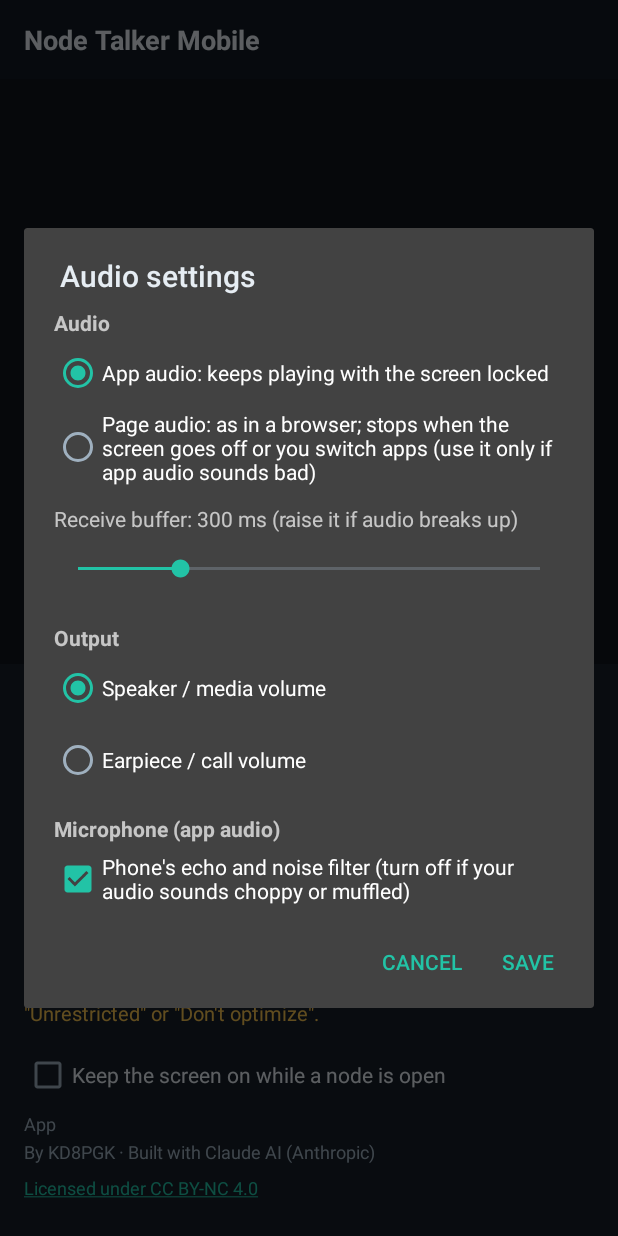
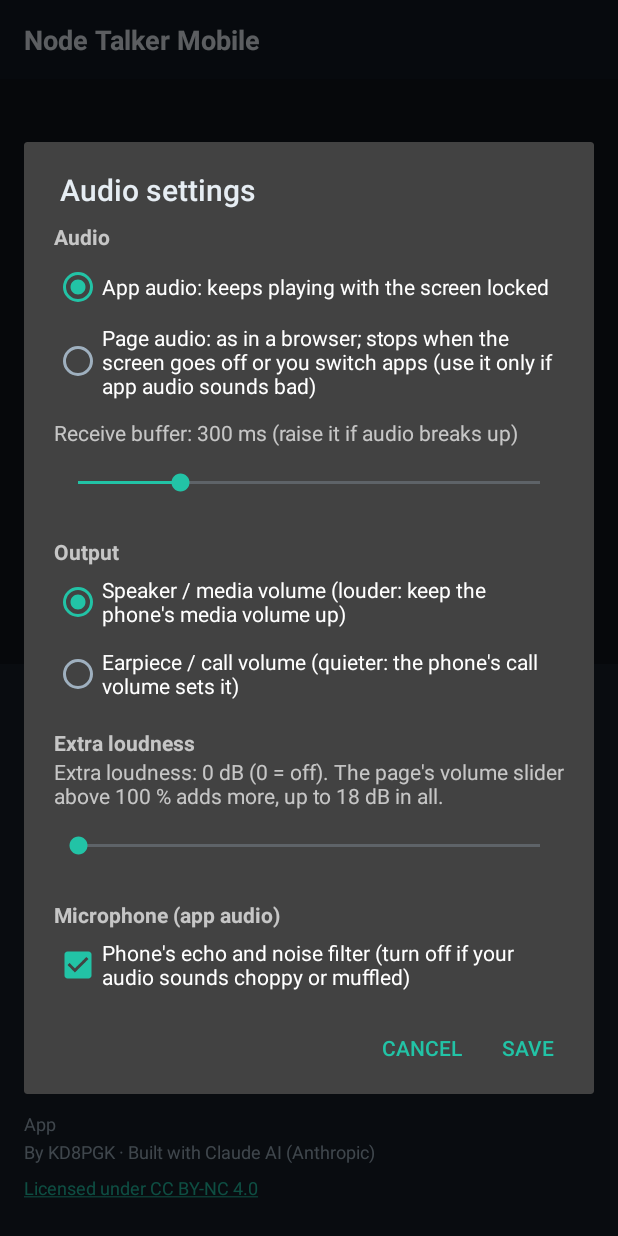
Before and after one commit to kd8pgk/ASL-DVS, an Android app: the screen it shows after launch (NodesActivity), after a tap on "AUDIO SETTINGS", on a phone screen of 412 x 824 dp. Run offline under Robolectric (Android 15) with nearby library versions, the phone set to English and light mode, and no system bars.

Commit message:
Node Talker Mobile 0.5.0: louder listening on the phone
- Output hints: speaker is marked louder, earpiece quieter.
- The page's volume slider works above 100 % in the app. Above 100 %
  adds up to +6 dB through LoudnessEnhancer (200 % = +6 dB).
- New "Extra loudness" setting, 0-12 dB, off by default, applied with
  LoudnessEnhancer on the playback session in both output modes. The
  slider and the setting add together, capped at 18 dB.

Co-Authored-By: Claude <noreply@anthropic.com>
Claude-Session: https://claude.ai/code/session_01TvyggTZDaKy32p8nGaCpC3

```diff
--- a/android/app/build.gradle.kts
+++ b/android/app/build.gradle.kts
@@ -5,7 +5,7 @@ plugins {
     id("org.jetbrains.kotlin.android")
 }
 
-val appVersion = "0.4.0"
+val appVersion = "0.5.0"
 
 android {
     namespace = "io.github.kd8pgk.nodetalker"
--- a/android/app/src/main/java/io/github/kd8pgk/nodetalker/Node.kt
+++ b/android/app/src/main/java/io/github/kd8pgk/nodetalker/Node.kt
@@ -66,7 +66,7 @@ data class Node(
     }
 }
 
-data class AudioSettings(val mode: String, val bufferMs: Int, val earpiece: Boolean, val voiceMic: Boolean = true) {
+data class AudioSettings(val mode: String, val bufferMs: Int, val earpiece: Boolean, val voiceMic: Boolean = true, val boostDb: Int = 0) {
     val app: Boolean
         get() = mode == APP
 
@@ -76,6 +76,7 @@ data class AudioSettings(val mode: String, val bufferMs: Int, val earpiece: Bool
         const val DEFAULT_BUFFER = 300
         const val MIN_BUFFER = 100
         const val MAX_BUFFER = 1000
+        const val MAX_BOOST_DB = 12
     }
 }
 
@@ -87,6 +88,7 @@ object NodeStore {
     private const val KEY_BUFFER = "rx_buffer_ms"
     private const val KEY_EARPIECE = "earpiece"
     private const val KEY_VOICE_MIC = "voice_mic"
+    private const val KEY_BOOST = "boost_db"
 
     private fun prefs(c: Context) = c.getSharedPreferences(PREFS, Context.MODE_PRIVATE)
 
@@ -125,12 +127,13 @@ object NodeStore {
             it.getInt(KEY_BUFFER, AudioSettings.DEFAULT_BUFFER).coerceIn(AudioSettings.MIN_BUFFER, AudioSettings.MAX_BUFFER),
             it.getBoolean(KEY_EARPIECE, false),
             it.getBoolean(KEY_VOICE_MIC, true),
+            it.getInt(KEY_BOOST, 0).coerceIn(0, AudioSettings.MAX_BOOST_DB),
         )
     }
 
     fun setAudio(c: Context, a: AudioSettings) = prefs(c).edit()
         .putString(KEY_MODE, a.mode).putInt(KEY_BUFFER, a.bufferMs).putBoolean(KEY_EARPIECE, a.earpiece)
-        .putBoolean(KEY_VOICE_MIC, a.voiceMic).apply()
+        .putBoolean(KEY_VOICE_MIC, a.voiceMic).putInt(KEY_BOOST, a.boostDb).apply()
 
     fun setKeepScreenOn(c: Context, on: Boolean) = prefs(c).edit().putBoolean(KEY_KEEP_ON, on).apply()
 }
--- a/android/app/src/main/java/io/github/kd8pgk/nodetalker/NodesActivity.kt
+++ b/android/app/src/main/java/io/github/kd8pgk/nodetalker/NodesActivity.kt
@@ -181,6 +181,19 @@ class NodesActivity : Activity() {
         val speaker = v.findViewById<RadioButton>(R.id.out_speaker)
         val ear = v.findViewById<RadioButton>(R.id.out_earpiece)
         val voice = v.findViewById<CheckBox>(R.id.voice_mic)
+        val boost = v.findViewById<SeekBar>(R.id.boost)
+        val boostText = v.findViewById<TextView>(R.id.boost_text)
+        boost.max = AudioSettings.MAX_BOOST_DB
+        boost.progress = a.boostDb
+        boostText.text = getString(R.string.boost_text, boost.progress)
+        boost.setOnSeekBarChangeListener(object : SeekBar.OnSeekBarChangeListener {
+            override fun onProgressChanged(sb: SeekBar, p: Int, user: Boolean) {
+                boostText.text = getString(R.string.boost_text, p)
+            }
+
+            override fun onStartTrackingTouch(sb: SeekBar) = Unit
+            override fun onStopTrackingTouch(sb: SeekBar) = Unit
+        })
         voice.isChecked = a.voiceMic
         app.isChecked = a.app
         page.isChecked = !a.app
@@ -203,7 +216,7 @@ class NodesActivity : Activity() {
             .setTitle(R.string.audio_settings)
             .setView(v)
             .setPositiveButton(R.string.save) { _, _ ->
-                val b = AudioSettings(if (app.isChecked) AudioSettings.APP else AudioSettings.PAGE, ms(), ear.isChecked, voice.isChecked)
+                val b = AudioSettings(if (app.isChecked) AudioSettings.APP else AudioSettings.PAGE, ms(), ear.isChecked, voice.isChecked, boost.progress)
                 NodeStore.setAudio(this, b)
                 if (!b.app) Listen.stop(this)
                 else Listen.nodeId?.let { id -> NodeStore.get(this, id)?.let { Listen.start(this, it) } }
--- a/android/app/src/main/java/io/github/kd8pgk/nodetalker/TalkerActivity.kt
+++ b/android/app/src/main/java/io/github/kd8pgk/nodetalker/TalkerActivity.kt
@@ -171,7 +171,7 @@ class TalkerActivity : Activity() {
 
         @JavascriptInterface
         fun setVolume(v: Double) {
-            Listen.volume = v.toFloat().coerceIn(0f, 1f)
+            Listen.volume = v.toFloat().coerceIn(0f, 2f)
         }
     }
 
--- a/android/app/src/main/res/layout/dialog_audio.xml
+++ b/android/app/src/main/res/layout/dialog_audio.xml
@@ -77,6 +77,24 @@
             android:layout_width="match_parent"
             android:layout_height="wrap_content"
             android:layout_marginTop="12dp"
+            android:text="@string/boost"
+            android:textStyle="bold" />
+
+        <TextView
+            android:id="@+id/boost_text"
+            android:layout_width="match_parent"
+            android:layout_height="wrap_content" />
+
+        <SeekBar
+            android:id="@+id/boost"
+            android:layout_width="match_parent"
+            android:layout_height="wrap_content"
+            android:minHeight="48dp" />
+
+        <TextView
+            android:layout_width="match_parent"
+            android:layout_height="wrap_content"
+            android:layout_marginTop="12dp"
             android:text="@string/mic"
             android:textStyle="bold" />
 
--- a/android/app/src/main/res/values/strings.xml
+++ b/android/app/src/main/res/values/strings.xml
@@ -42,8 +42,10 @@
     <string name="audio_mode_page">Page audio: as in a browser; stops when the screen goes off or you switch apps (use it only if app audio sounds bad)</string>
     <string name="rx_buffer">Receive buffer: %1$d ms (raise it if audio breaks up)</string>
     <string name="output">Output</string>
-    <string name="output_speaker">Speaker / media volume</string>
-    <string name="output_earpiece">Earpiece / call volume</string>
+    <string name="output_speaker">Speaker / media volume (louder: keep the phone\'s media volume up)</string>
+    <string name="output_earpiece">Earpiece / call volume (quieter: the phone\'s call volume sets it)</string>
+    <string name="boost">Extra loudness</string>
+    <string name="boost_text">Extra loudness: %1$d dB (0 = off). The page\'s volume slider above 100 %% adds more, up to 18 dB in all.</string>
     <string name="audio_saved">Saved. Reopen the node page to switch the audio mode.</string>
     <string name="channel_listen">Listening</string>
     <string name="notif_connecting">Connecting…</string>
```
Also changed, not shown: android/app/src/main/java/io/github/kd8pgk/nodetalker/ListenService.kt (+19 -1 lines), 1 other file.
